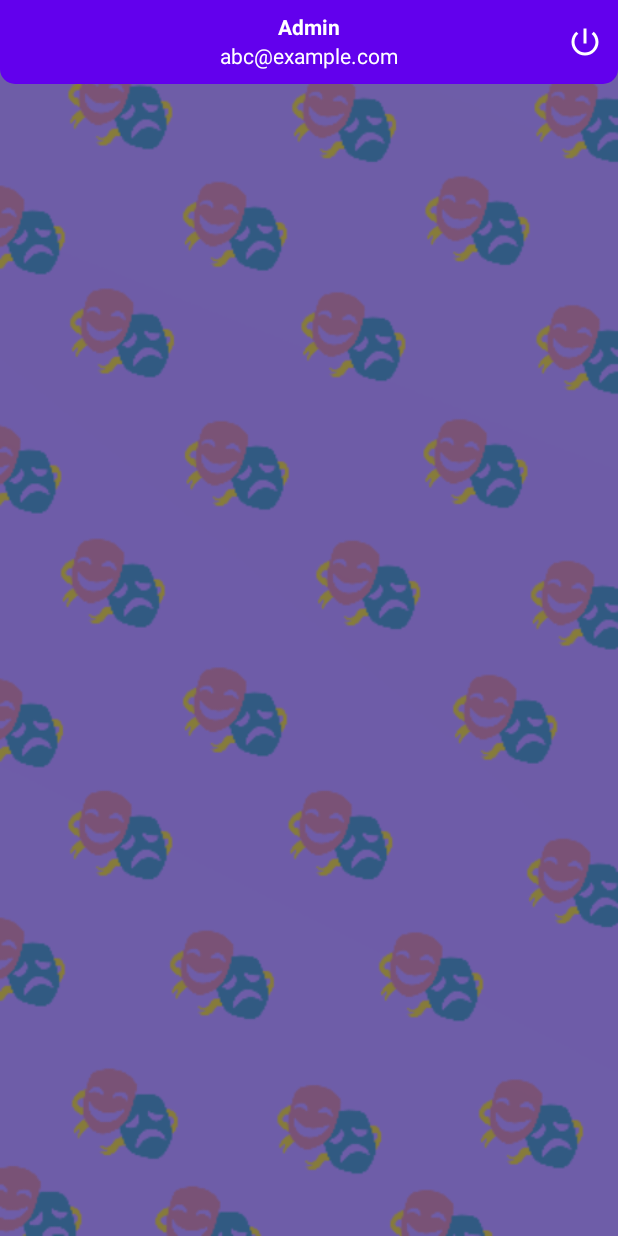
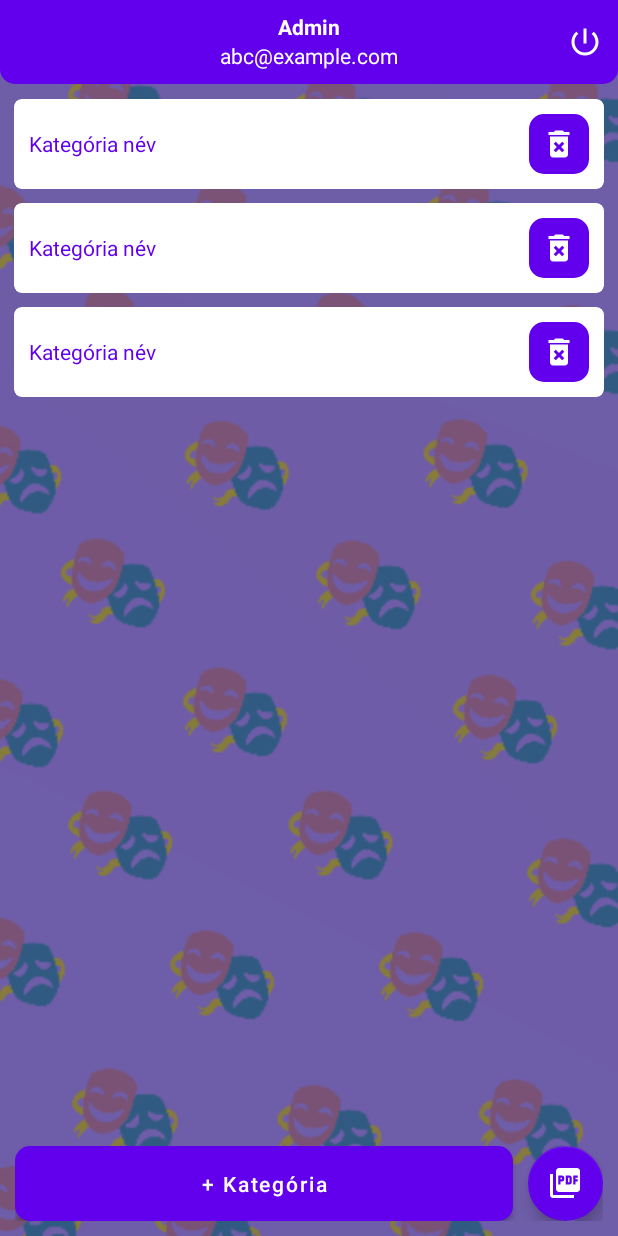
Before and after one commit to Eszter3Toth/Theater-App, an Android app: the layout activity_admin.xml on its own in the app's theme, with its tools: preview values and no code run, on a phone screen of 412 x 824 dp. Run offline under Robolectric (Android 15) with nearby library versions, the phone set to English and light mode, and no system bars.

Commit message:
működő kategória listázás

```diff
--- a/app/src/main/AndroidManifest.xml
+++ b/app/src/main/AndroidManifest.xml
@@ -15,6 +15,9 @@
         android:supportsRtl="true"
         android:theme="@style/Theme.MaterialComponents.Light.NoActionBar"
         tools:targetApi="31">
+        <activity
+            android:name=".CategoryAddActivity"
+            android:exported="false" />
         <activity
             android:name=".LoginActivity"
             android:exported="false" />
--- /dev/null
+++ b/app/src/main/res/drawable/baseline_delete_forever_24.xml
@@ -0,0 +1,5 @@
+<vector android:height="24dp" android:tint="#FFFFFF"
+    android:viewportHeight="24" android:viewportWidth="24"
+    android:width="24dp" xmlns:android="http://schemas.android.com/apk/res/android">
+    <path android:fillColor="@android:color/white" android:pathData="M6,19c0,1.1 0.9,2 2,2h8c1.1,0 2,-0.9 2,-2L18,7L6,7v12zM8.46,11.88l1.41,-1.41L12,12.59l2.12,-2.12 1.41,1.41L13.41,14l2.12,2.12 -1.41,1.41L12,15.41l-2.12,2.12 -1.41,-1.41L10.59,14l-2.13,-2.12zM15.5,4l-1,-1h-5l-1,1L5,4v2h14L19,4z"/>
+</vector>
--- /dev/null
+++ b/app/src/main/res/drawable/baseline_picture_as_pdf_24.xml
@@ -0,0 +1,5 @@
+<vector android:height="24dp" android:tint="#FFFFFF"
+    android:viewportHeight="24" android:viewportWidth="24"
+    android:width="24dp" xmlns:android="http://schemas.android.com/apk/res/android">
+    <path android:fillColor="@android:color/white" android:pathData="M20,2L8,2c-1.1,0 -2,0.9 -2,2v12c0,1.1 0.9,2 2,2h12c1.1,0 2,-0.9 2,-2L22,4c0,-1.1 -0.9,-2 -2,-2zM11.5,9.5c0,0.83 -0.67,1.5 -1.5,1.5L9,11v2L7.5,13L7.5,7L10,7c0.83,0 1.5,0.67 1.5,1.5v1zM16.5,11.5c0,0.83 -0.67,1.5 -1.5,1.5h-2.5L12.5,7L15,7c0.83,0 1.5,0.67 1.5,1.5v3zM20.5,8.5L19,8.5v1h1.5L20.5,11L19,11v2h-1.5L17.5,7h3v1.5zM9,9.5h1v-1L9,8.5v1zM4,6L2,6v14c0,1.1 0.9,2 2,2h14v-2L4,20L4,6zM14,11.5h1v-3h-1v3z"/>
+</vector>
--- /dev/null
+++ b/app/src/main/res/drawable/shape_button_category.xml
@@ -0,0 +1,7 @@
+<?xml version="1.0" encoding="utf-8"?>
+<shape xmlns:android="http://schemas.android.com/apk/res/android"
+    android:shape="rectangle">
+    <solid android:color="@color/icon_color"/>
+    <corners android:radius="10dp"/>
+
+</shape>
--- a/app/src/main/res/layout/activity_admin.xml
+++ b/app/src/main/res/layout/activity_admin.xml
@@ -16,32 +16,78 @@
         <TextView
             android:id="@+id/titleTv"
             android:layout_width="wrap_content"
+            android:layout_height="wrap_content"
+            android:layout_centerHorizontal="true"
             android:layout_marginTop="8dp"
-            android:layout_centerHorizontal="true"
-            android:layout_height="wrap_content"
             android:text="Admin"
-            android:textStyle="bold"
-            android:textColor="@color/white"/>
+            android:textColor="@color/white"
+            android:textStyle="bold" />
 
         <TextView
             android:id="@+id/subTitleTv"
             android:layout_width="wrap_content"
+            android:layout_height="wrap_content"
+            android:layout_below="@id/titleTv"
             android:layout_centerHorizontal="true"
-            android:layout_below="@id/titleTv"
-            android:layout_height="wrap_content"
             android:text="abc@example.com"
-            android:textColor="@color/white"/>
+            android:textColor="@color/white" />
+
         <ImageButton
             android:id="@+id/logoutBtn"
             android:layout_width="wrap_content"
             android:layout_height="wrap_content"
+            android:layout_alignParentEnd="true"
             android:layout_centerVertical="true"
-            android:src="@drawable/baseline_logout"
-            android:layout_alignParentEnd="true"
             android:layout_marginEnd="10dp"
-            android:background="@android:color/transparent"/>
-
+            android:background="@android:color/transparent"
+            android:src="@drawable/baseline_logout" />
 
     </RelativeLayout>
 
+    <!--Categories-->
+    <androidx.recyclerview.widget.RecyclerView
+        android:id="@+id/categoriesRV"
+        android:layout_width="match_parent"
+        android:layout_height="match_parent"
+        tools:listitem="@layout/row_category"
+        android:layout_margin="5dp"
+        android:layout_below="@id/toolbarRL"
+        app:layoutManager="androidx.recyclerview.widget.LinearLayoutManager"
+        android:layout_above="@id/bottomLl"/>
+
+    <LinearLayout
+        android:id="@+id/bottomLl"
+        android:layout_width="match_parent"
+        android:layout_height="wrap_content"
+        android:layout_alignParentBottom="true"
+        android:layout_marginStart="10dp"
+        android:layout_marginEnd="10dp"
+        android:layout_marginBottom="10dp">
+
+        <!--Add category-->
+        <Button
+            android:id="@+id/addCategoryBtn"
+            android:layout_width="wrap_content"
+            android:layout_height="wrap_content"
+            android:layout_marginEnd="10dp"
+            android:layout_weight="1"
+            android:background="@drawable/shape_button_login"
+            android:minHeight="50dp"
+            android:text="+ Kategória"
+            android:textAllCaps="false"
+            android:textColor="@color/white" />
+
+        <!--Add PDF-->
+        <com.google.android.material.floatingactionbutton.FloatingActionButton
+            android:id="@+id/addPdfFab"
+            android:layout_width="wrap_content"
+            android:layout_height="wrap_content"
+            android:src="@drawable/baseline_picture_as_pdf_24"
+            app:backgroundTint="@color/icon_color"
+            app:fabCustomSize="50dp"
+            app:tint="@color/white" />
+
+
+    </LinearLayout>
+
 </RelativeLayout>
--- /dev/null
+++ b/app/src/main/res/layout/row_category.xml
@@ -0,0 +1,34 @@
+<?xml version="1.0" encoding="utf-8"?>
+<androidx.cardview.widget.CardView xmlns:android="http://schemas.android.com/apk/res/android"
+    android:layout_width="match_parent"
+    android:layout_height="wrap_content"
+    xmlns:app="http://schemas.android.com/apk/res-auto"
+    app:contentPadding="10dp"
+    app:cardUseCompatPadding="true"
+    app:cardCornerRadius="5dp"
+    app:cardElevation="0dp"
+    app:cardBackgroundColor="@color/white">
+    <LinearLayout
+        android:layout_width="match_parent"
+        android:layout_height="wrap_content"
+        android:gravity="center_vertical"
+        android:orientation="horizontal">
+
+        <TextView
+            android:id="@+id/categoryTv"
+            android:layout_width="0dp"
+            android:layout_height="wrap_content"
+            android:text="Kategória név"
+            android:layout_weight="1"
+            android:textColor="@color/icon_color"/>
+
+        <ImageButton
+            android:id="@+id/deleteBtn"
+            android:layout_width="40dp"
+            android:layout_height="40dp"
+            android:src="@drawable/baseline_delete_forever_24"
+            android:background="@drawable/shape_button_category"/>
+    </LinearLayout>
+
+
+</androidx.cardview.widget.CardView>
```
Also changed, not shown: app/src/main/java/com/example/theaterapp/AdapterCategory.java (added, +75 -0 lines), app/src/main/java/com/example/theaterapp/AdminActivity.java (+52 -3 lines), app/src/main/java/com/example/theaterapp/CategoryAddActivity.java (added, +108 -0 lines), app/src/main/java/com/example/theaterapp/ModelCategory.java (added, +51 -0 lines), app/src/main/res/drawable/baseline_category_24.xml (added, +7 -0 lines), app/src/main/res/layout/activity_category_add.xml (added, +80 -0 lines).
